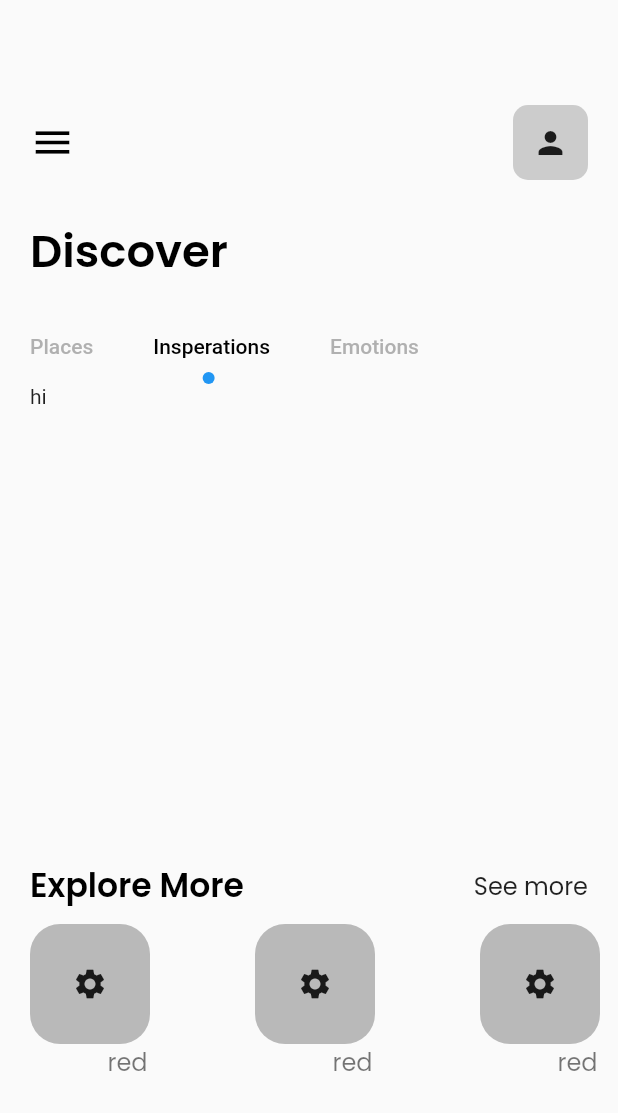
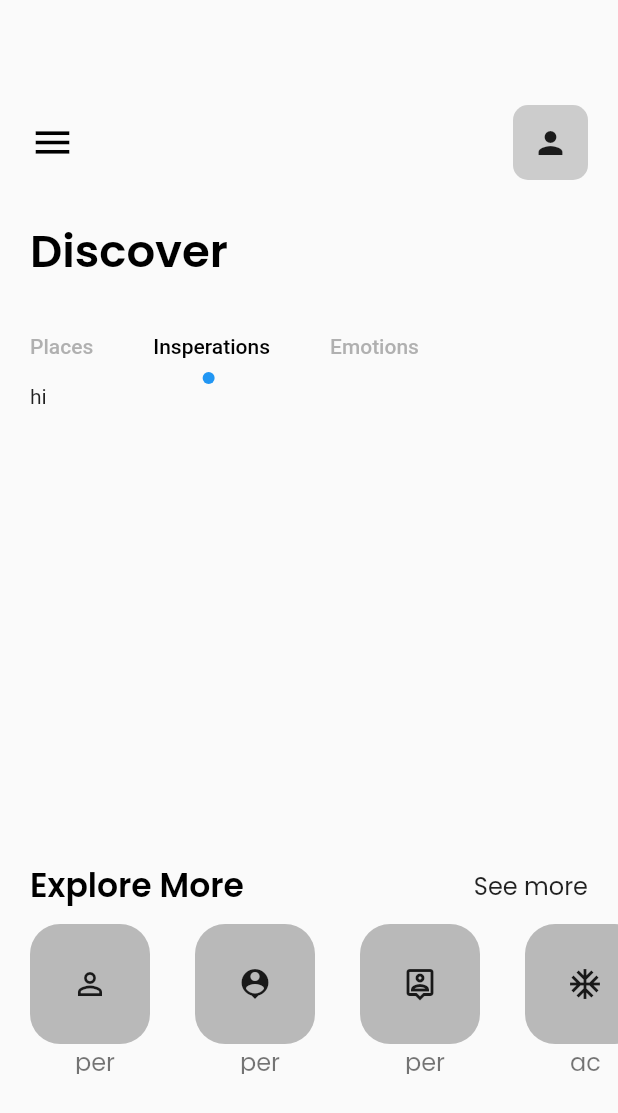
Before and after one commit to sachin96Boy/TravellerApp, a Flutter app: the MenuScreen screen opened directly, tab 2 chosen, on a phone screen of 412 x 824 dp. Shown: the top 1113 px of the screen. Run offline on Flutter 3.47's test engine with Material 2 defaults, Android fonts, the phone set to English and light mode, and no system bars; our stand-ins replace flutter_dotenv, google_fonts; network calls fail.

Commit message:
update:detailsscreen added

```diff
--- a/lib/main.dart
+++ b/lib/main.dart
@@ -1,5 +1,6 @@
 import 'package:flutter/material.dart';
 import 'package:flutter_dotenv/flutter_dotenv.dart';
+import 'package:my_traveller_app/screens/detailedScreen.dart';
 import 'package:my_traveller_app/screens/navpages/navigationScreen.dart';
 import 'package:my_traveller_app/screens/welcomeScreen.dart';
 
@@ -28,7 +29,7 @@ class MyApp extends StatelessWidget {
         // is not restarted.
         primarySwatch: Colors.blue,
       ),
-      home: const NavigationScreen(),
+      home: const DetailedScreen(),
     );
   }
 }
--- a/lib/screens/menuScreen.dart
+++ b/lib/screens/menuScreen.dart
@@ -10,13 +10,18 @@ class MenuScreen extends StatefulWidget {
 }
 
 class _MenuScreenState extends State<MenuScreen> with TickerProviderStateMixin {
+  var custicons = {
+    'person_outline': Icons.person_outline,
+    'person_pin': Icons.person_pin,
+    'person_pin_outlined': Icons.person_pin_outlined,
+    'ac_unit_sharp': Icons.ac_unit_sharp,
+  };
   @override
   Widget build(BuildContext context) {
     TabController _tabController = TabController(length: 3, vsync: this);
 
     return Scaffold(
-      body: SingleChildScrollView(
-        child: Column(
+      body: Column(
         crossAxisAlignment: CrossAxisAlignment.start,
         children: [
           Container(
@@ -58,8 +63,7 @@ class _MenuScreenState extends State<MenuScreen> with TickerProviderStateMixin {
                 unselectedLabelColor: Colors.grey.withOpacity(0.8),
                 isScrollable: true,
                 indicatorSize: TabBarIndicatorSize.label,
-                  indicator:
-                      CircleTabIndicator(color: Colors.blue, radius: 4.0),
+                indicator: CircleTabIndicator(color: Colors.blue, radius: 4.0),
                 tabs: const [
                   Tab(
                     text: "Places",
@@ -125,7 +129,7 @@ class _MenuScreenState extends State<MenuScreen> with TickerProviderStateMixin {
           const SizedBox(height: 9),
           Container(
             height: 100.0,
-              width: double.infinity,
+            width: double.maxFinite,
             child: ListView.builder(
                 scrollDirection: Axis.horizontal,
                 itemCount: 4,
@@ -134,18 +138,20 @@ class _MenuScreenState extends State<MenuScreen> with TickerProviderStateMixin {
                       child: Column(
                         children: [
                           Container(
-                              margin: const EdgeInsets.only(right: 50.0),
+                            margin: const EdgeInsets.only(right: 10.0),
                             width: 80.0,
                             height: 80.0,
                             decoration: BoxDecoration(
                               borderRadius: BorderRadius.circular(20.0),
                               color: Colors.black26,
                             ),
-                              child: const Icon(Icons.settings),
+                            child: Icon(custicons.values.elementAt(index)),
                           ),
                           Container(
-                              child: const AppText(
-                                text: "red",
+                            width: 30.0,
+                            height: 20.0,
+                            child: AppText(
+                              text: custicons.keys.elementAt(index),
                             ),
                           ),
                         ],
@@ -153,7 +159,6 @@ class _MenuScreenState extends State<MenuScreen> with TickerProviderStateMixin {
                     )),
           ),
         ],
-        ),
       ),
     );
   }
```
Also changed, not shown: lib/screens/detailedScreen.dart (added, +55 -0 lines). Lines whose indentation alone changed are shown as unchanged.
